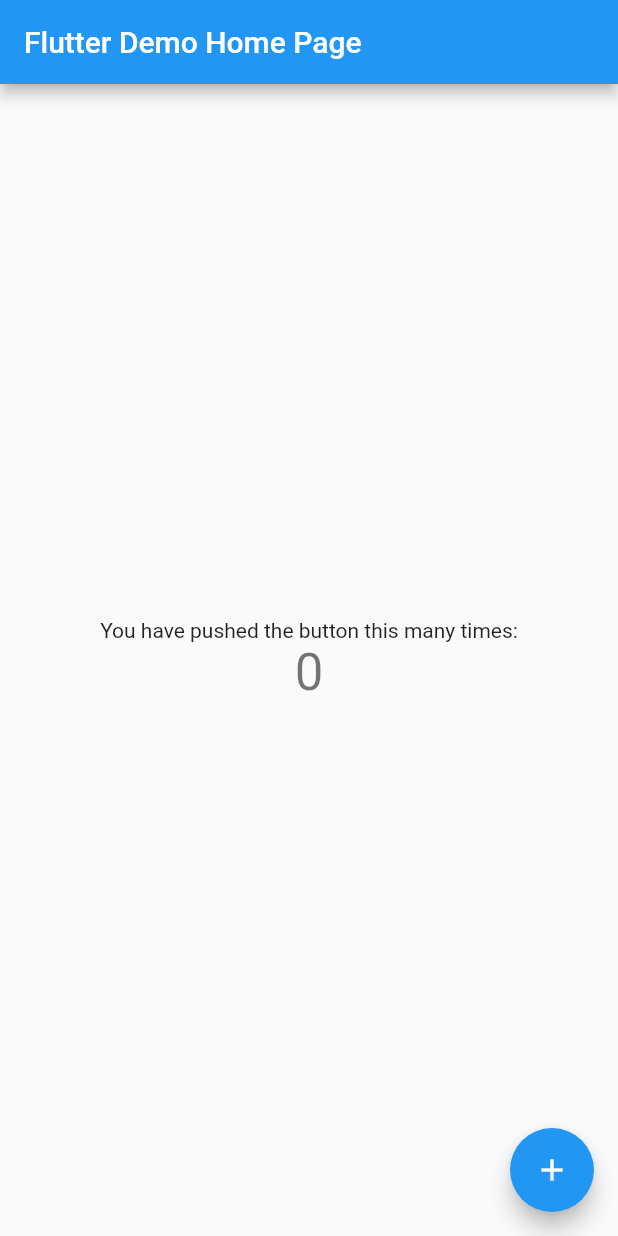
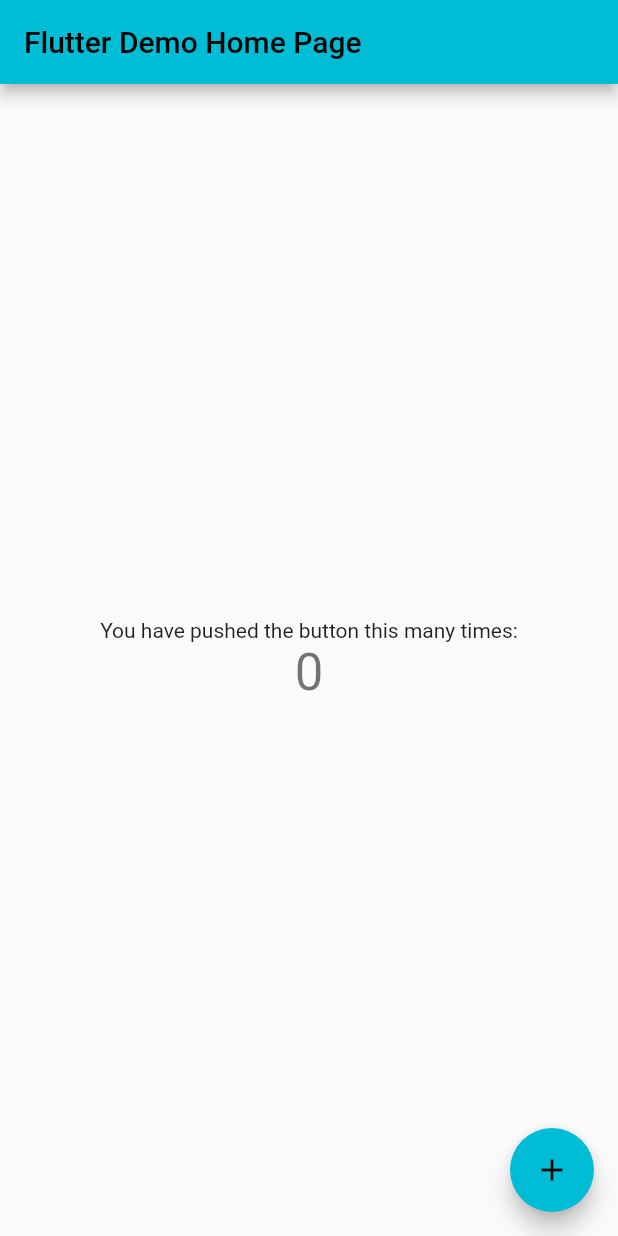
Before and after one commit to gaddarkumar7447/Dart-Demo, a Flutter app: the screen it shows after launch, on a phone screen of 412 x 824 dp. Run offline on Flutter 3.47's test engine with Material 2 defaults, Android fonts, the phone set to English and light mode, and no system bars.

Commit message:
initial changes

```diff
--- a/lib/main.dart
+++ b/lib/main.dart
@@ -24,7 +24,7 @@ class MyApp extends StatelessWidget {
         // or simply save your changes to "hot reload" in a Flutter IDE).
         // Notice that the counter didn't reset back to zero; the application
         // is not restarted.
-        primarySwatch: Colors.blue,
+        primarySwatch: Colors.cyan,
       ),
       home: const MyHomePage(title: 'Flutter Demo Home Page'),
     );
```
Also changed, not shown: lib/demo.dart (deleted, +0 -18 lines).
